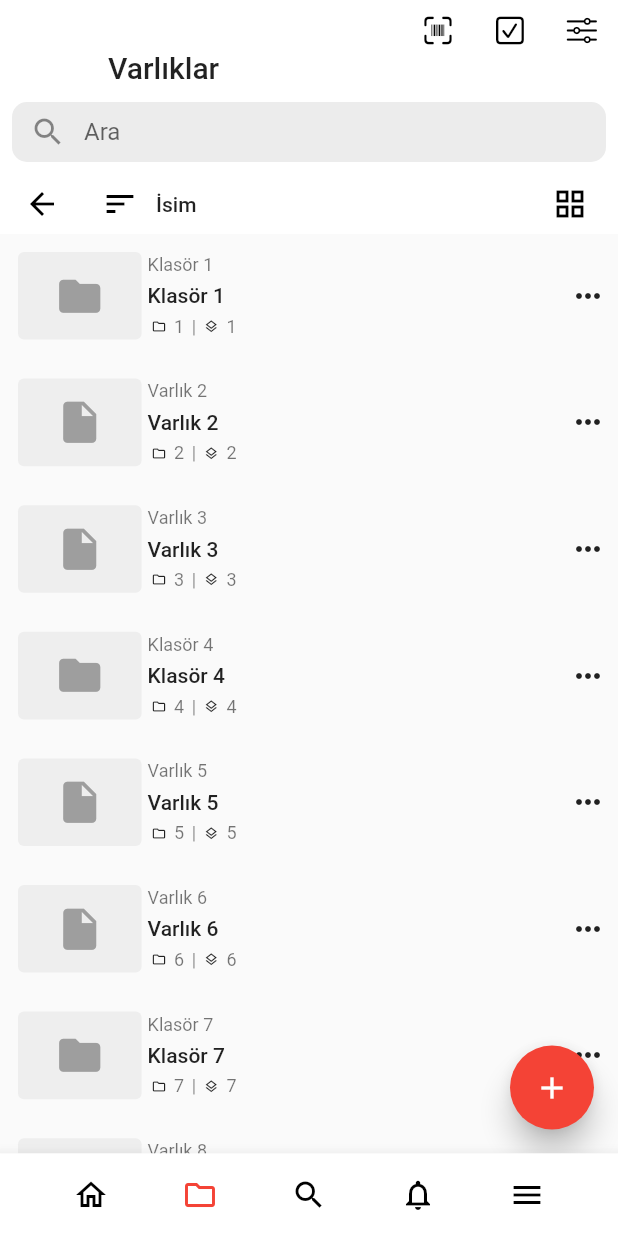
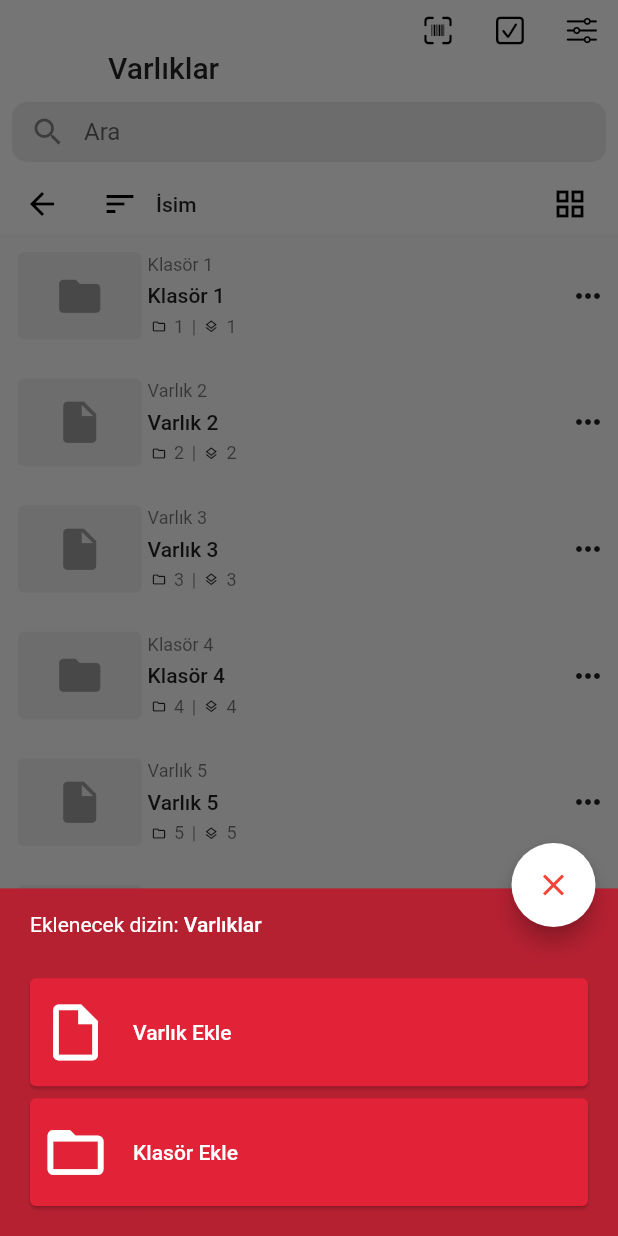
Before and after one commit to hasan-ciftci/honeywell-scanner, a Flutter app: the RootApp screen opened directly, item 2 of the bottom bar chosen, after a tap on the "add" icon, on a phone screen of 412 x 824 dp. Run offline on Flutter 3.47's test engine with Material 2 defaults, Android fonts, the phone set to English and light mode, and no system bars; our stand-ins replace bloc, equatable, flutter_bloc, sqflite; missing offline and left inert: honeywell_scanner; accounts and stored records are empty.

Commit message:
Bottom modal added to items page for adding item/file to current folder root.

```diff
--- a/lib/main.dart
+++ b/lib/main.dart
@@ -1,6 +1,6 @@
 import 'package:envanter/data/repositories/bottom_navbar_repository.dart';
 import 'package:envanter/presentation/bloc/navigation/bottom_navbar_cubit.dart';
-import 'package:envanter/presentation/view/scan_view.dart';
+import 'package:envanter/presentation/view/items_view.dart';
 import 'package:flutter/material.dart';
 import 'package:flutter_bloc/flutter_bloc.dart';
 
@@ -12,7 +12,7 @@ void main() {
         create: (_) => BottomNavBarCubit(
           repository: BottomNavBarRepository(),
         ),
-        child: ScanView(),
+        child: ItemsView(),
       ),
     ),
   );
--- a/lib/presentation/view/items_view.dart
+++ b/lib/presentation/view/items_view.dart
@@ -50,11 +50,119 @@ class _ItemsViewState extends State<ItemsView> with TickerProviderStateMixin {
           child: FloatingActionButton(
             backgroundColor: Colors.red,
             elevation: 8,
-            onPressed: () {},
+            onPressed: () {
+              showModalBottomSheet(
+                  backgroundColor: Colors.transparent,
+                  context: context,
+                  builder: (BuildContext context) {
+                    return buildAddItemBottomSheet();
+                  }).whenComplete(() => print("closed"));
+            },
             child: Icon(Icons.add),
           ),
         ),
       ],
+    );
+  }
+
+  Stack buildAddItemBottomSheet() {
+    return Stack(
+      fit: StackFit.expand,
+      children: [
+        FractionallySizedBox(
+          alignment: Alignment.bottomCenter,
+          heightFactor: 0.5,
+          child: Container(
+            padding: EdgeInsets.all(16.0),
+            color: Color(0xFFb62132),
+            child: Column(
+              crossAxisAlignment: CrossAxisAlignment.start,
+              children: [
+                buildBottomSheetFolderRootText(root: 'Varlıklar'),
+                buildBottomSheetButton(
+                    buttonText: 'Varlık Ekle',
+                    buttonIcon: Icons.insert_drive_file_outlined),
+                buildBottomSheetButton(
+                    buttonText: 'Klasör Ekle',
+                    buttonIcon: Icons.folder_open_outlined),
+              ],
+            ),
+          ),
+        ),
+        buildCloseBottomSheetButton(context),
+      ],
+    );
+  }
+
+  Positioned buildCloseBottomSheetButton(BuildContext context) {
+    return Positioned(
+        bottom: MediaQuery.of(context).size.height * .25,
+        right: 15,
+        child: FloatingActionButton(
+            backgroundColor: Colors.white,
+            child: Icon(
+              Icons.close,
+              color: Colors.red,
+            ),
+            onPressed: () {
+              Navigator.of(context).pop();
+            }));
+  }
+
+  Expanded buildBottomSheetFolderRootText({@required String root}) {
+    return Expanded(
+        child: Padding(
+            //For aligning text with cards
+            padding: EdgeInsets.only(left: 4.0),
+            child: RichText(
+              text: TextSpan(children: [
+                TextSpan(
+                    text: "Eklenecek dizin: ",
+                    style: Theme.of(context)
+                        .textTheme
+                        .bodyText2
+                        .copyWith(color: Colors.white)),
+                TextSpan(
+                    text: root,
+                    style: Theme.of(context)
+                        .textTheme
+                        .bodyText1
+                        .copyWith(color: Colors.white)),
+              ]),
+            )));
+  }
+
+  Expanded buildBottomSheetButton(
+      {@required String buttonText, @required IconData buttonIcon}) {
+    return Expanded(
+      flex: 2,
+      child: Card(
+        color: Color(0xFFe22236),
+        child: Padding(
+          padding: EdgeInsets.all(8.0),
+          child: Row(
+            children: [
+              LayoutBuilder(
+                builder: (BuildContext context, BoxConstraints constraints) {
+                  return Icon(
+                    buttonIcon,
+                    color: Colors.white,
+                    size: constraints.maxHeight * .8,
+                  );
+                },
+              ),
+              SizedBox(
+                width: 16,
+              ),
+              Text(buttonText,
+                  style: Theme.of(context)
+                      .textTheme
+                      .bodyText1
+                      .copyWith(color: Colors.white))
+            ],
+          ),
+        ),
+      ),
     );
   }
 
```
